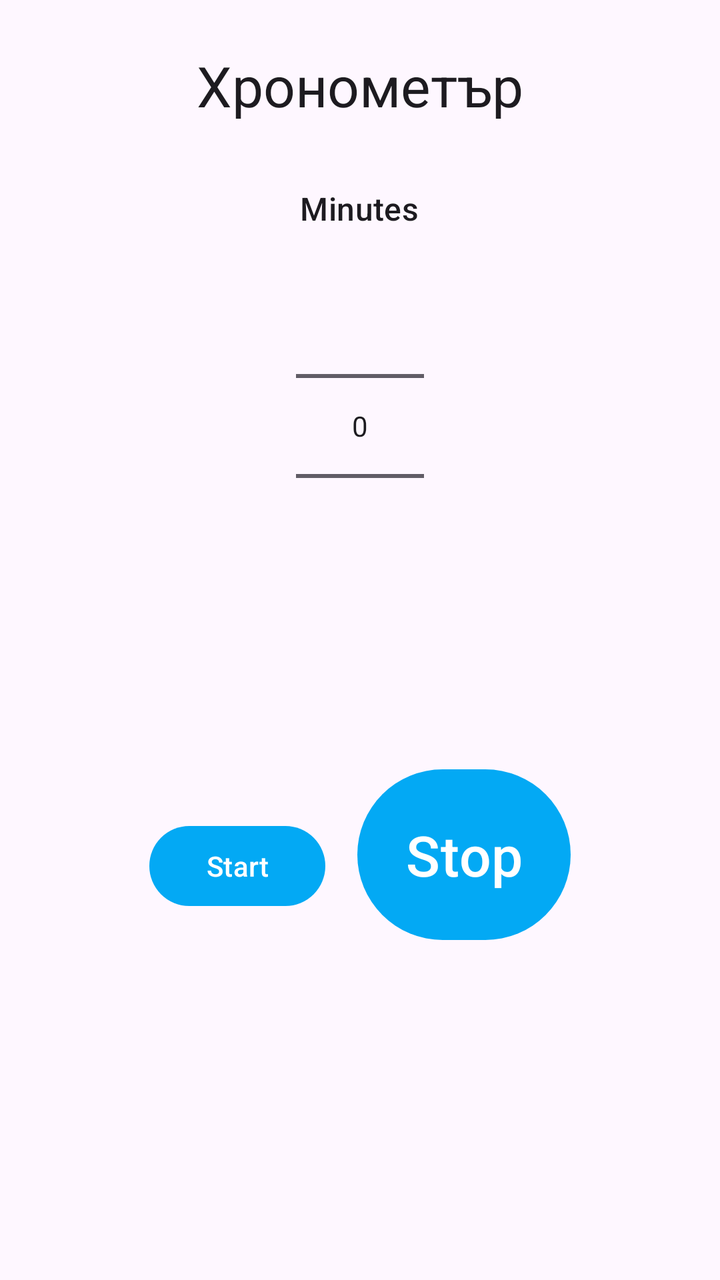
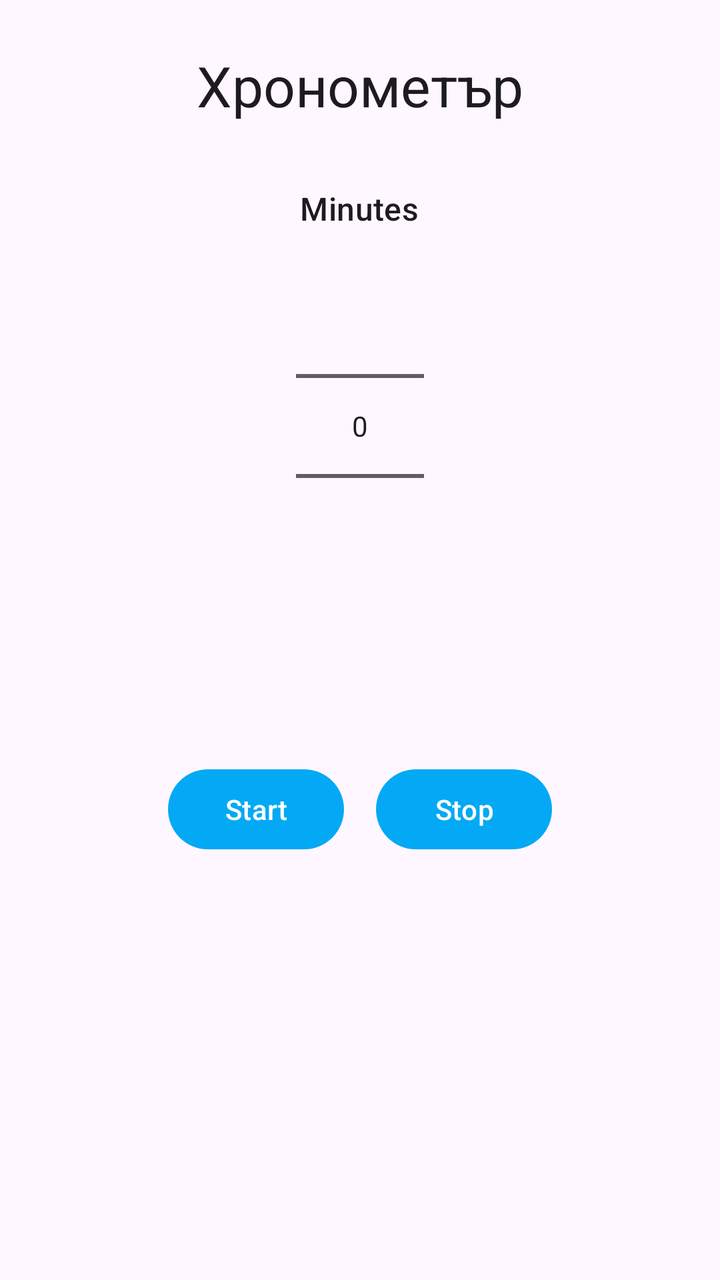

The first picture is an Android layout as it rendered before a commit; the second is the same layout after the commit. The layout source and the unified diff follow.
<!-- AndroidManifest.xml: application theme Theme.Timer -->
<!-- res/layout/activity_main.xml -->
<?xml version="1.0" encoding="utf-8"?>
<ScrollView xmlns:android="http://schemas.android.com/apk/res/android"
    android:layout_width="match_parent"
    android:layout_height="match_parent"
    android:fillViewport="true">

    <LinearLayout
        android:layout_width="match_parent"
        android:layout_height="wrap_content"
        android:orientation="vertical"
        android:gravity="center_horizontal"
        android:padding="24dp">

        <TextView
            android:id="@+id/title"
            android:layout_width="wrap_content"
            android:layout_height="wrap_content"
            android:text="@string/timer_title"
            android:textAppearance="?attr/textAppearanceHeadlineMedium" />

        <TextView
            android:id="@+id/minutesLabel"
            android:layout_width="wrap_content"
            android:layout_height="wrap_content"
            android:layout_marginTop="32dp"
            android:text="@string/label_minutes"
            android:textAppearance="?attr/textAppearanceTitleMedium" />

        <NumberPicker
            android:id="@+id/minutesPicker"
            android:layout_width="wrap_content"
            android:layout_height="wrap_content"
            android:layout_marginTop="8dp" />

        <TextView
            android:id="@+id/stateLabel"
            android:layout_width="wrap_content"
            android:layout_height="wrap_content"
            android:layout_marginTop="24dp"
            android:gravity="center"
            android:textAppearance="?attr/textAppearanceBodyLarge" />

        <LinearLayout
            android:layout_width="wrap_content"
            android:layout_height="wrap_content"
            android:layout_marginTop="32dp"
            android:orientation="horizontal">

            <com.google.android.material.button.MaterialButton
                android:id="@+id/startButton"
                android:layout_width="wrap_content"
                android:layout_height="wrap_content"
                android:paddingStart="32dp"
                android:paddingEnd="32dp"
                android:text="@string/start" />

            <com.google.android.material.button.MaterialButton
                android:id="@+id/stopButton"
                android:layout_width="wrap_content"
                android:layout_height="wrap_content"
                android:layout_marginStart="16dp"
                android:paddingStart="64dp"
                android:paddingEnd="64dp"
                android:paddingTop="24dp"
                android:paddingBottom="24dp"
                android:textSize="28sp"
                android:text="@string/stop" />

        </LinearLayout>

    </LinearLayout>

</ScrollView>
<!-- resources referenced by this layout -->
<resources>
  <string name="label_minutes">Minutes</string>
  <string name="start">Start</string>
  <string name="stop">Stop</string>
  <string name="timer_title">Хронометър</string>
  <style name="Theme.Timer" parent="Theme.Material3.DayNight.NoActionBar">
          <item name="colorPrimary">@color/light_blue_500</item>
          <item name="colorPrimaryDark">@color/light_blue_700</item>
      </style>
  <color name="light_blue_500">#FF03A9F4</color>
  <color name="light_blue_700">#FF0288D1</color>
</resources>

<!-- the commit's change to res/layout/activity_main.xml (unified diff, before → after) -->
@@ -59,11 +59,8 @@
                 android:layout_width="wrap_content"
                 android:layout_height="wrap_content"
                 android:layout_marginStart="16dp"
-                android:paddingStart="64dp"
-                android:paddingEnd="64dp"
-                android:paddingTop="24dp"
-                android:paddingBottom="24dp"
-                android:textSize="28sp"
+                android:paddingStart="32dp"
+                android:paddingEnd="32dp"
                 android:text="@string/stop" />
 
         </LinearLayout>
